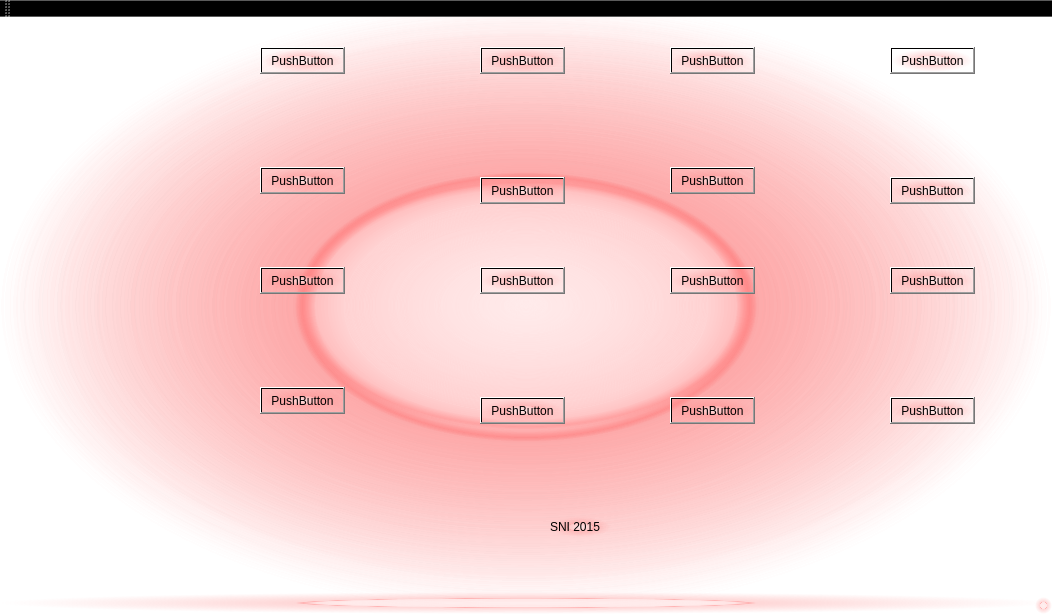
Old version of the form mainwindow.ui in the repository chidelmun/SNI.
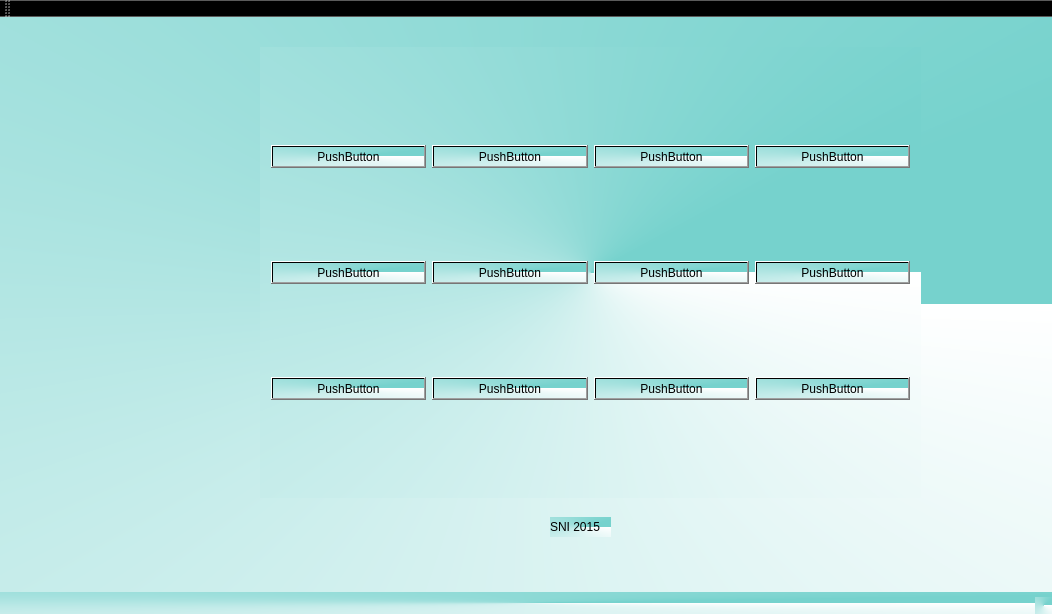
New version of the form.

What changed in the file:
```diff
--- a/mainwindow.ui
+++ b/mainwindow.ui
@@ -14,229 +14,9 @@
    <string>SNI</string>
   </property>
   <property name="styleSheet">
-   <string notr="true">background-color: qradialgradient(spread:pad, cx:0.5, cy:0.5, radius:0.5, fx:0.5, fy:0.5, stop:0 rgba(255, 235, 235, 206), stop:0.35 rgba(255, 188, 188, 80), stop:0.4 rgba(255, 162, 162, 80), stop:0.425 rgba(255, 132, 132, 156), stop:0.44 rgba(252, 128, 128, 80), stop:1 rgba(255, 255, 255, 0));</string>
+   <string notr="true">background-color: qconicalgradient(cx:0.5, cy:0.5, angle:0, stop:0.0954545 rgba(118, 210, 205, 255), stop:1 rgba(255, 255, 255, 255));</string>
   </property>
   <widget class="QWidget" name="centralWidget">
-   <widget class="QPushButton" name="pushButton">
-    <property name="geometry">
-     <rect>
-      <x>260</x>
-      <y>30</y>
-      <width>85</width>
-      <height>27</height>
-     </rect>
-    </property>
-    <property name="text">
-     <string>PushButton</string>
-    </property>
-   </widget>
-   <widget class="QPushButton" name="pushButton_2">
-    <property name="geometry">
-     <rect>
-      <x>260</x>
-      <y>150</y>
-      <width>85</width>
-      <height>27</height>
-     </rect>
-    </property>
-    <property name="text">
-     <string>PushButton</string>
-    </property>
-   </widget>
-   <widget class="QPushButton" name="pushButton_3">
-    <property name="geometry">
-     <rect>
-      <x>480</x>
-      <y>30</y>
-      <width>85</width>
-      <height>27</height>
-     </rect>
-    </property>
-    <property name="text">
-     <string>PushButton</string>
-    </property>
-   </widget>
-   <widget class="QPushButton" name="pushButton_4">
-    <property name="geometry">
-     <rect>
-      <x>480</x>
-      <y>160</y>
-      <width>85</width>
-      <height>27</height>
-     </rect>
-    </property>
-    <property name="text">
-     <string>PushButton</string>
-    </property>
-   </widget>
-   <widget class="QPushButton" name="pushButton_5">
-    <property name="geometry">
-     <rect>
-      <x>890</x>
-      <y>160</y>
-      <width>85</width>
-      <height>27</height>
-     </rect>
-    </property>
-    <property name="text">
-     <string>PushButton</string>
-    </property>
-   </widget>
-   <widget class="QPushButton" name="pushButton_6">
-    <property name="geometry">
-     <rect>
-      <x>670</x>
-      <y>150</y>
-      <width>85</width>
-      <height>27</height>
-     </rect>
-    </property>
-    <property name="text">
-     <string>PushButton</string>
-    </property>
-   </widget>
-   <widget class="QPushButton" name="pushButton_7">
-    <property name="geometry">
-     <rect>
-      <x>890</x>
-      <y>30</y>
-      <width>85</width>
-      <height>27</height>
-     </rect>
-    </property>
-    <property name="text">
-     <string>PushButton</string>
-    </property>
-   </widget>
-   <widget class="QPushButton" name="pushButton_8">
-    <property name="geometry">
-     <rect>
-      <x>670</x>
-      <y>30</y>
-      <width>85</width>
-      <height>27</height>
-     </rect>
-    </property>
-    <property name="text">
-     <string>PushButton</string>
-    </property>
-   </widget>
-   <widget class="QPushButton" name="pushButton_9">
-    <property name="geometry">
-     <rect>
-      <x>480</x>
-      <y>380</y>
-      <width>85</width>
-      <height>27</height>
-     </rect>
-    </property>
-    <property name="text">
-     <string>PushButton</string>
-    </property>
-   </widget>
-   <widget class="QPushButton" name="pushButton_10">
-    <property name="geometry">
-     <rect>
-      <x>260</x>
-      <y>370</y>
-      <width>85</width>
-      <height>27</height>
-     </rect>
-    </property>
-    <property name="text">
-     <string>PushButton</string>
-    </property>
-   </widget>
-   <widget class="QPushButton" name="pushButton_11">
-    <property name="geometry">
-     <rect>
-      <x>480</x>
-      <y>250</y>
-      <width>85</width>
-      <height>27</height>
-     </rect>
-    </property>
-    <property name="text">
-     <string>PushButton</string>
-    </property>
-   </widget>
-   <widget class="QPushButton" name="pushButton_12">
-    <property name="geometry">
-     <rect>
-      <x>260</x>
-      <y>250</y>
-      <width>85</width>
-      <height>27</height>
-     </rect>
-    </property>
-    <property name="text">
-     <string>PushButton</string>
-    </property>
-   </widget>
-   <widget class="QPushButton" name="pushButton_13">
-    <property name="geometry">
-     <rect>
-      <x>890</x>
-      <y>380</y>
-      <width>85</width>
-      <height>27</height>
-     </rect>
-    </property>
-    <property name="styleSheet">
-     <string notr="true"/>
-    </property>
-    <property name="text">
-     <string>PushButton</string>
-    </property>
-   </widget>
-   <widget class="QPushButton" name="pushButton_14">
-    <property name="geometry">
-     <rect>
-      <x>670</x>
-      <y>380</y>
-      <width>85</width>
-      <height>27</height>
-     </rect>
-    </property>
-    <property name="styleSheet">
-     <string notr="true"/>
-    </property>
-    <property name="text">
-     <string>PushButton</string>
-    </property>
-   </widget>
-   <widget class="QPushButton" name="pushButton_15">
-    <property name="geometry">
-     <rect>
-      <x>890</x>
-      <y>250</y>
-      <width>85</width>
-      <height>27</height>
-     </rect>
-    </property>
-    <property name="styleSheet">
-     <string notr="true"/>
-    </property>
-    <property name="text">
-     <string>PushButton</string>
-    </property>
-   </widget>
-   <widget class="QPushButton" name="pushButton_16">
-    <property name="geometry">
-     <rect>
-      <x>670</x>
-      <y>250</y>
-      <width>85</width>
-      <height>27</height>
-     </rect>
-    </property>
-    <property name="styleSheet">
-     <string notr="true"/>
-    </property>
-    <property name="text">
-     <string>PushButton</string>
-    </property>
-   </widget>
    <widget class="QLabel" name="label">
     <property name="geometry">
      <rect>
@@ -250,6 +30,102 @@
      <string>SNI 2015</string>
     </property>
    </widget>
+   <widget class="QWidget" name="">
+    <property name="geometry">
+     <rect>
+      <x>260</x>
+      <y>30</y>
+      <width>661</width>
+      <height>451</height>
+     </rect>
+    </property>
+    <layout class="QGridLayout" name="gridLayout">
+     <item row="0" column="0">
+      <widget class="QPushButton" name="pushButton">
+       <property name="text">
+        <string>PushButton</string>
+       </property>
+      </widget>
+     </item>
+     <item row="0" column="1">
+      <widget class="QPushButton" name="pushButton_3">
+       <property name="text">
+        <string>PushButton</string>
+       </property>
+      </widget>
+     </item>
+     <item row="0" column="2">
+      <widget class="QPushButton" name="pushButton_8">
+       <property name="text">
+        <string>PushButton</string>
+       </property>
+      </widget>
+     </item>
+     <item row="0" column="3">
+      <widget class="QPushButton" name="pushButton_7">
+       <property name="text">
+        <string>PushButton</string>
+       </property>
+      </widget>
+     </item>
+     <item row="1" column="0">
+      <widget class="QPushButton" name="pushButton_2">
+       <property name="text">
+        <string>PushButton</string>
+       </property>
+      </widget>
+     </item>
+     <item row="1" column="1">
+      <widget class="QPushButton" name="pushButton_4">
+       <property name="text">
+        <string>PushButton</string>
+       </property>
+      </widget>
+     </item>
+     <item row="1" column="2">
+      <widget class="QPushButton" name="pushButton_10">
+       <property name="text">
+        <string>PushButton</string>
+       </property>
+      </widget>
+     </item>
+     <item row="1" column="3">
+      <widget class="QPushButton" name="pushButton_9">
+       <property name="text">
+        <string>PushButton</string>
+       </property>
+      </widget>
+     </item>
+     <item row="2" column="0">
+      <widget class="QPushButton" name="pushButton_6">
+       <property name="text">
+        <string>PushButton</string>
+       </property>
+      </widget>
+     </item>
+     <item row="2" column="1">
+      <widget class="QPushButton" name="pushButton_5">
+       <property name="text">
+        <string>PushButton</string>
+       </property>
+      </widget>
+     </item>
+     <item row="2" column="2">
+      <widget class="QPushButton" name="pushButton_12">
+       <property name="text">
+        <string>PushButton</string>
+       </property>
+      </widget>
+     </item>
+     <item row="2" column="3">
+      <widget class="QPushButton" name="pushButton_11">
+       <property name="text">
+        <string>PushButton</string>
+       </property>
+      </widget>
+     </item>
+    </layout>
+   </widget>
   </widget>
   <widget class="QMenuBar" name="menuBar">
    <property name="geometry">
```
